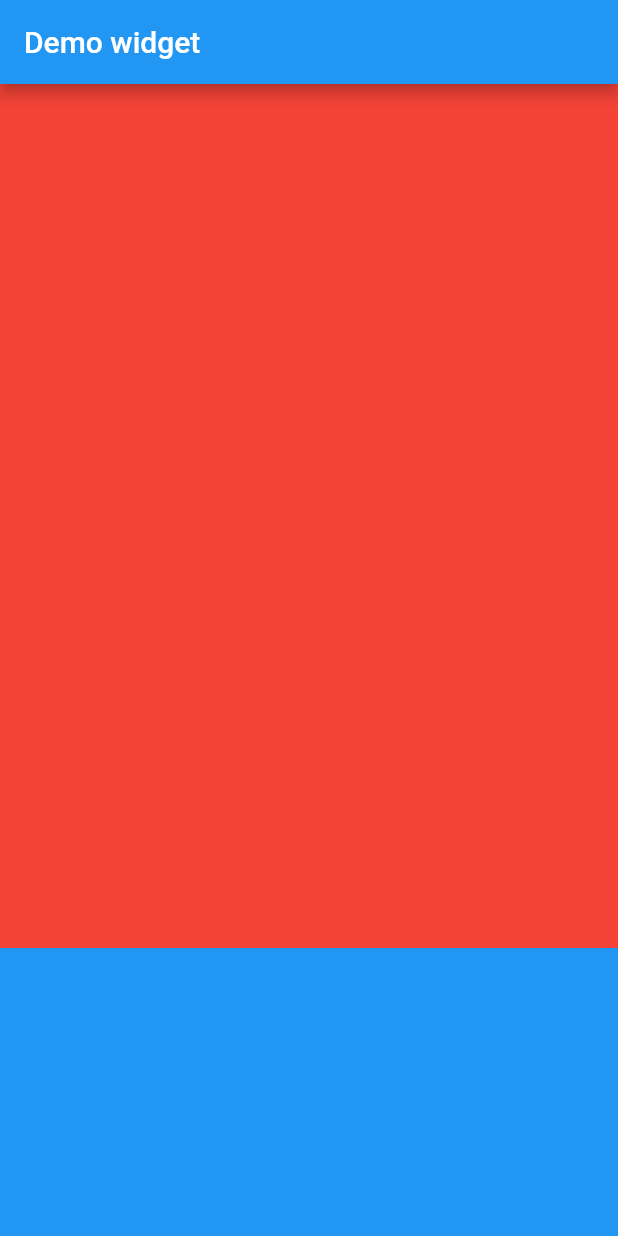
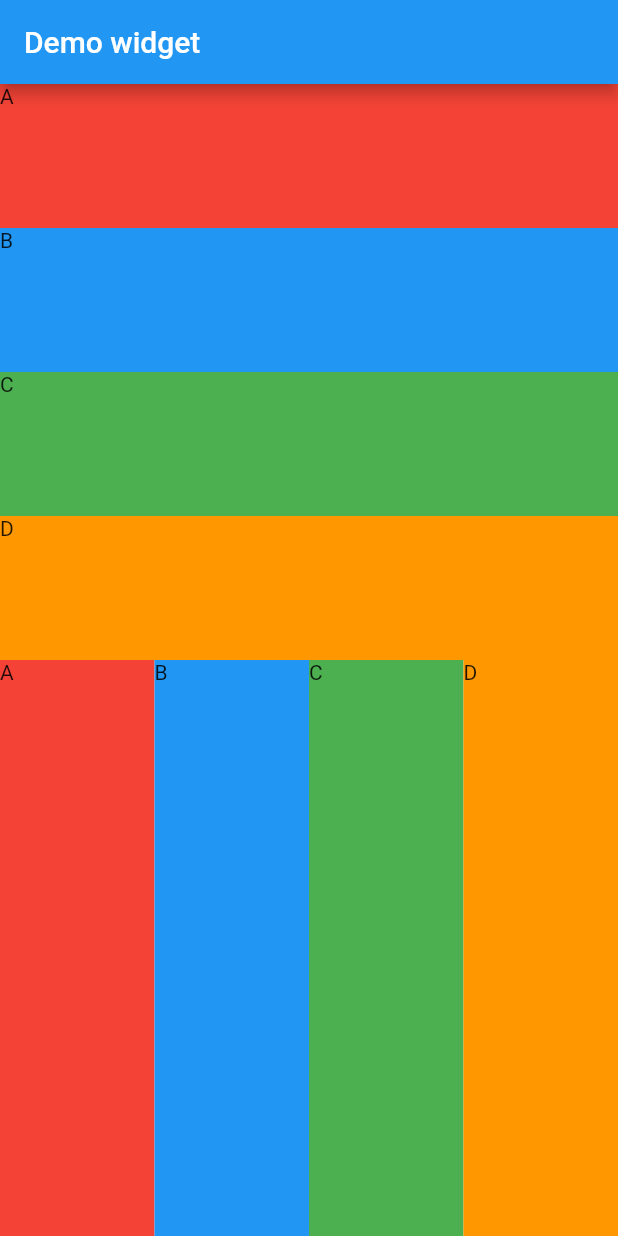
Before and after one commit to phamtanphat/statefull_stateless_widget16032024, a Flutter app: the screen it shows after launch, on a phone screen of 412 x 824 dp. Run offline on Flutter 3.47's test engine with Material 2 defaults, Android fonts, the phone set to English and light mode, and no system bars.

Commit message:
bai tap 1

```diff
--- a/lib/demo_widget_page.dart
+++ b/lib/demo_widget_page.dart
@@ -15,14 +15,41 @@ class _DemoWidgetPageState extends State<DemoWidgetPage> {
         title: Text("Demo widget"),
       ),
       body: Container(
-        constraints: BoxConstraints.expand(),
-        child: Column(
-          children: [
-            Expanded(flex: 3,child: Container(color: Colors.red)),
-            Expanded(flex: 1,child: Container(color: Colors.blue))
-          ],
-        ),
-      ),
+          constraints: BoxConstraints.expand(),
+          child: Column(
+            mainAxisSize: MainAxisSize.max,
+            crossAxisAlignment: CrossAxisAlignment.stretch,
+            children: [
+              Flexible(
+                  child: Column(
+                    crossAxisAlignment: CrossAxisAlignment.stretch,
+                    children: [
+                      Expanded(
+                          child: Container(color: Colors.red, child: Text("A"))),
+                      Expanded(
+                          child: Container(color: Colors.blue, child: Text("B"))),
+                      Expanded(
+                          child: Container(color: Colors.green, child: Text("C"))),
+                      Expanded(
+                          child: Container(color: Colors.orange, child: Text("D"))),
+                    ])
+              ),
+              Flexible(
+                  child: Row(
+                    crossAxisAlignment: CrossAxisAlignment.stretch,
+                    children: [
+                      Expanded(
+                          child: Container(color: Colors.red, child: Text("A"))),
+                      Expanded(
+                          child: Container(color: Colors.blue, child: Text("B"))),
+                      Expanded(
+                          child: Container(color: Colors.green, child: Text("C"))),
+                      Expanded(
+                          child: Container(color: Colors.orange, child: Text("D"))),
+                    ])
+              )
+            ])
+      )
     );
   }
 }
```
